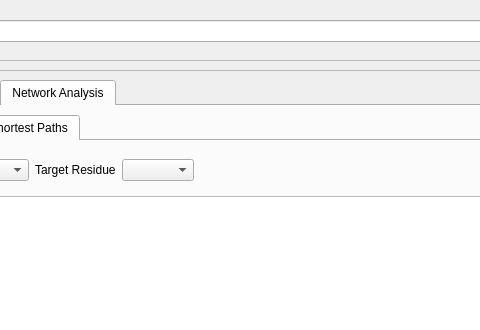
Qt form getresinten/viewResultsGUI.ui (osercinoglu/grinn) before a commit; both pictures show x 195 to 675 and y 0 to 330 of the 1000 by 592 pixel window.
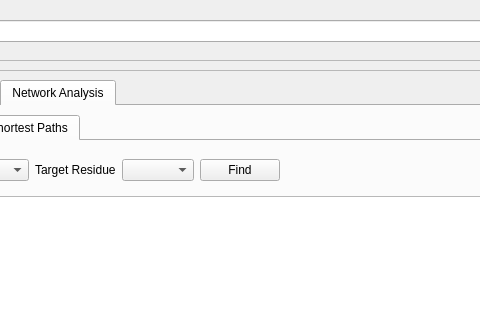
The same form after that commit. The open tabs and pages were chosen to show the change. Icons and pictures are not drawn.

Commit message: Major progress. Added grinn.py as a general entry point for getResIntEnGUI.py and viewResults.py. Added network analysis (shortest paths) functionality to viewResults.py. Made extensive modifications for pyinstaller compatibility. PyMol integration for structure viewing.

Patch:
```diff
--- a/getresinten/viewResultsGUI.ui
+++ b/getresinten/viewResultsGUI.ui
@@ -376,7 +376,14 @@
                       </widget>
                      </item>
                      <item>
-                      <widget class="QComboBox" name="comboBox_2"/>
+                      <widget class="QComboBox" name="comboBox_TargetResidue"/>
+                     </item>
+                     <item>
+                      <widget class="QPushButton" name="pushButton_findShortestPaths">
+                       <property name="text">
+                        <string>Find</string>
+                       </property>
+                      </widget>
                      </item>
                     </layout>
                    </widget>
```
Left out of the diff: 12 changed lines with no effect on the pictures. The commit also changes 9 other files.
